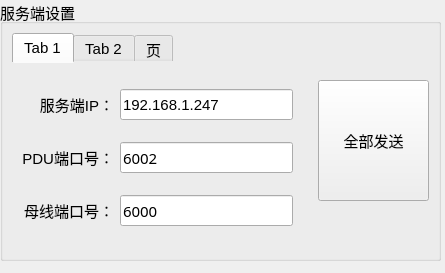
Before: the Qt Designer form PM_Tool/mainPage/seripport.ui in ChinaClever/PM-Tool, drawn with Qt 5.
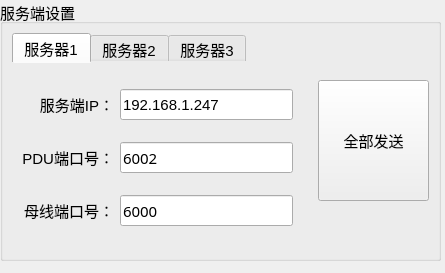
After: the same form once the commit is applied.

Patch:
```diff
--- a/PM_Tool/mainPage/seripport.ui
+++ b/PM_Tool/mainPage/seripport.ui
@@ -62,7 +62,7 @@
       </property>
       <widget class="QWidget" name="tab">
        <attribute name="title">
-        <string>Tab 1</string>
+        <string>服务器1</string>
        </attribute>
        <widget class="QWidget" name="">
         <property name="geometry">
@@ -198,7 +198,7 @@
       </widget>
       <widget class="QWidget" name="tab_2">
        <attribute name="title">
-        <string>Tab 2</string>
+        <string>服务器2</string>
        </attribute>
        <widget class="QWidget" name="layoutWidget">
         <property name="geometry">
@@ -334,7 +334,7 @@
       </widget>
       <widget class="QWidget" name="tab_3">
        <attribute name="title">
-        <string>页</string>
+        <string>服务器3</string>
        </attribute>
        <widget class="QWidget" name="layoutWidget_2">
         <property name="geometry">
```
